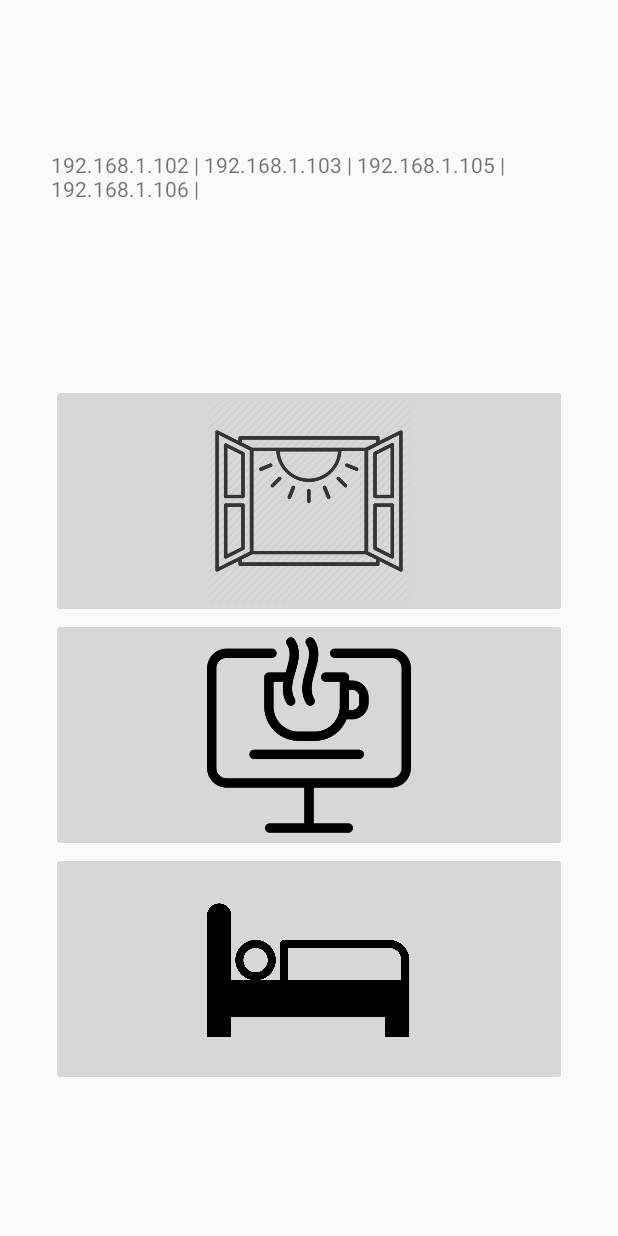
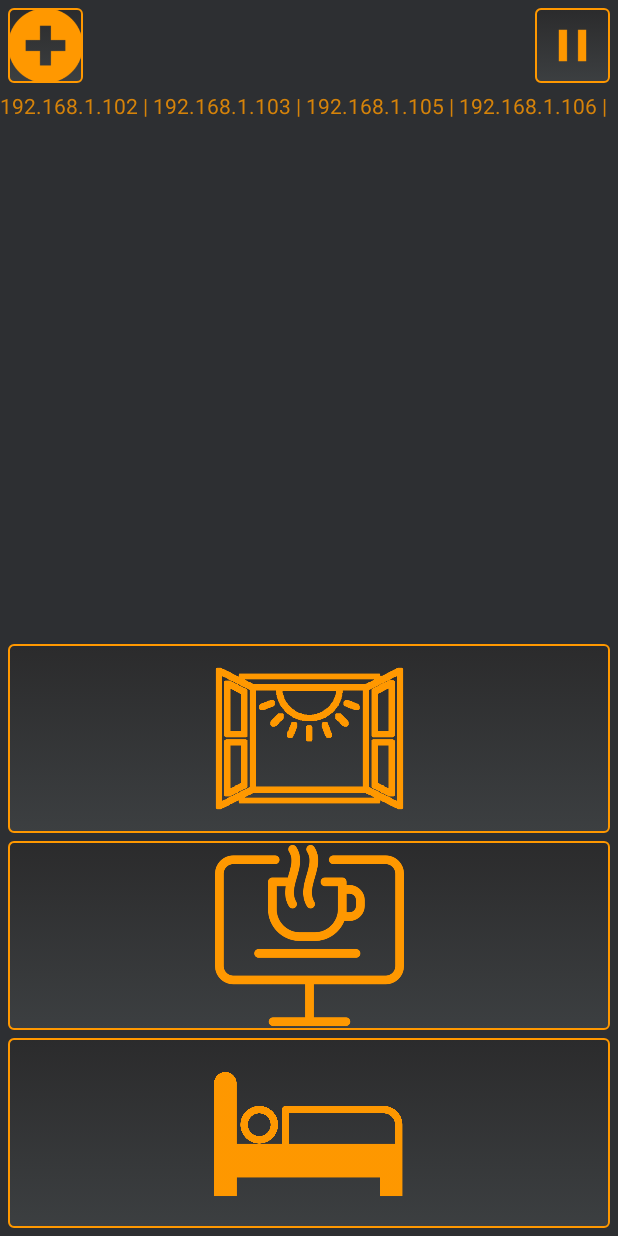
Before and after one commit to lemontini/AutoHome, an Android app: the screen it shows after launch (MainActivity), on a phone screen of 412 x 824 dp. Run offline under Robolectric (Android 15) with nearby library versions, the phone set to English and light mode, and no system bars.

Commit message:
Additional files

```diff
--- /dev/null
+++ b/app/src/main/res/drawable/mybutton.xml
@@ -0,0 +1,24 @@
+<?xml version="1.0" encoding="utf-8"?>
+<selector xmlns:android="http://schemas.android.com/apk/res/android">
+    <item android:state_pressed="true">
+        <shape android:shape="rectangle">
+            <corners android:radius="3dip" />
+            <stroke android:width="1dip" android:color="#FF9800" />
+            <gradient android:angle="-90" android:endColor="#2B2B2C" android:startColor="#3C3F41" />
+        </shape>
+    </item>
+    <item android:state_focused="true">
+        <shape android:shape="rectangle">
+            <corners android:radius="3dip" />
+            <stroke android:width="1dip" android:color="#5e7974" />
+            <solid android:color="#58857e" />
+        </shape>
+    </item>
+    <item>
+        <shape android:shape="rectangle">
+            <corners android:radius="3dip" />
+            <stroke android:width="1dip" android:color="#FF9800" />
+            <gradient android:angle="-90" android:endColor="#3C3F41" android:startColor="#2B2B2C" />
+        </shape>
+    </item>
+</selector>
--- a/app/src/main/res/layout/activity_main.xml
+++ b/app/src/main/res/layout/activity_main.xml
@@ -4,59 +4,106 @@
     xmlns:tools="http://schemas.android.com/tools"
     android:layout_width="match_parent"
     android:layout_height="match_parent"
+    android:background="#2D2F32"
     tools:context=".MainActivity">
 
+    <ImageButton
+        android:id="@+id/imageButton5"
+        android:layout_width="50dp"
+        android:layout_height="50dp"
+        android:layout_marginTop="5dp"
+        android:layout_marginEnd="5dp"
+        android:layout_marginRight="5dp"
+        android:background="@drawable/mybutton"
+        android:onClick="btn_Click_Add_Profile"
+        android:scaleType="centerInside"
+        android:tint="#FF9800"
+        app:layout_constraintEnd_toEndOf="parent"
+        app:layout_constraintTop_toTopOf="parent"
+        app:srcCompat="@drawable/pause_128" />
+
+    <ImageButton
+        android:id="@+id/imageButton0"
+        android:layout_width="50dp"
+        android:layout_height="50dp"
+        android:layout_marginStart="5dp"
+        android:layout_marginLeft="5dp"
+        android:layout_marginTop="5dp"
+        android:background="@drawable/mybutton"
+        android:onClick="btn_Click_Add_Profile"
+        android:scaleType="centerInside"
+        android:tint="#FF9800"
+        app:layout_constraintStart_toStartOf="parent"
+        app:layout_constraintTop_toTopOf="parent"
+        app:srcCompat="@drawable/plus_128" />
+
+    <TextView
+        android:id="@+id/textView"
+        android:layout_width="0dp"
+        android:layout_height="0dp"
+        android:layout_marginTop="5dp"
+        android:layout_weight="1"
+        android:scrollbars="vertical"
+        android:text="TextView"
+        android:textColor="#CDFF9800"
+        app:layout_constraintBottom_toTopOf="@+id/linearLayout"
+        app:layout_constraintEnd_toEndOf="parent"
+        app:layout_constraintStart_toStartOf="parent"
+        app:layout_constraintTop_toBottomOf="@+id/imageButton0"
+        app:layout_constraintVertical_bias="0.0" />
+
     <LinearLayout
-        android:layout_width="344dp"
-        android:layout_height="624dp"
+        android:id="@+id/linearLayout"
+        android:layout_width="wrap_content"
+        android:layout_height="400dp"
         android:layout_marginStart="8dp"
-        android:layout_marginLeft="8dp"
-        android:layout_marginTop="8dp"
         android:layout_marginEnd="8dp"
-        android:layout_marginRight="8dp"
-        android:layout_marginBottom="8dp"
         android:orientation="vertical"
-        android:weightSum="4"
+        android:paddingLeft="2.5dp"
+        android:paddingTop="2.5dp"
+        android:paddingRight="2.5dp"
+        android:paddingBottom="2.5dp"
+        android:weightSum="3"
         app:layout_constraintBottom_toBottomOf="parent"
         app:layout_constraintEnd_toEndOf="parent"
-        app:layout_constraintStart_toStartOf="parent"
-        app:layout_constraintTop_toTopOf="parent">
-
-        <TextView
-            android:id="@+id/textView"
-            android:layout_width="match_parent"
-            android:layout_height="0dp"
-            android:layout_weight="1"
-            android:text="TextView" />
+        app:layout_constraintStart_toStartOf="parent">
 
         <ImageButton
             android:id="@+id/imageButton1"
             android:layout_width="match_parent"
             android:layout_height="0dp"
+            android:layout_margin="2.5dp"
             android:layout_weight="1"
+            android:background="@drawable/mybutton"
             android:contentDescription="Sunny open window"
-            android:onClick="btn1_Click"
+            android:onClick="btn_Click"
             android:scaleType="centerInside"
+            android:tint="#FF9800"
             app:srcCompat="@drawable/sun_morning" />
 
         <ImageButton
             android:id="@+id/imageButton2"
             android:layout_width="match_parent"
             android:layout_height="0dp"
+            android:layout_margin="2.5dp"
             android:layout_weight="1"
+            android:background="@drawable/mybutton"
             android:contentDescription="Coffee cup with PC screen"
-            android:onClick="btn2_Click"
             android:scaleType="centerInside"
+            android:tint="#FF9800"
             app:srcCompat="@drawable/breakfast" />
 
         <ImageButton
             android:id="@+id/imageButton3"
             android:layout_width="match_parent"
             android:layout_height="0dp"
+            android:layout_margin="2.5dp"
             android:layout_weight="1"
+            android:background="@drawable/mybutton"
             android:contentDescription="Sleeping bed"
-            android:onClick="btn3_Click"
             android:scaleType="centerInside"
+            android:tint="#FF9800"
             app:srcCompat="@drawable/bed_sleep" />
     </LinearLayout>
+
 </android.support.constraint.ConstraintLayout>
```
Also changed, not shown: app/src/main/res/drawable/pause_128.png (added), app/src/main/res/drawable/plus_128.png (added), app/src/main/res/drawable/sun_morning.png, app/src/main/res/mipmap-anydpi-v26/smart_home.png (added).
